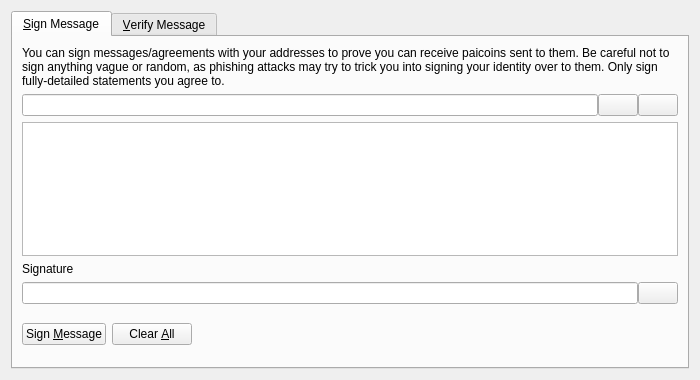
projectpai/paicoin, file src/qt/forms/signverifymessagedialog.ui: the form before one commit.
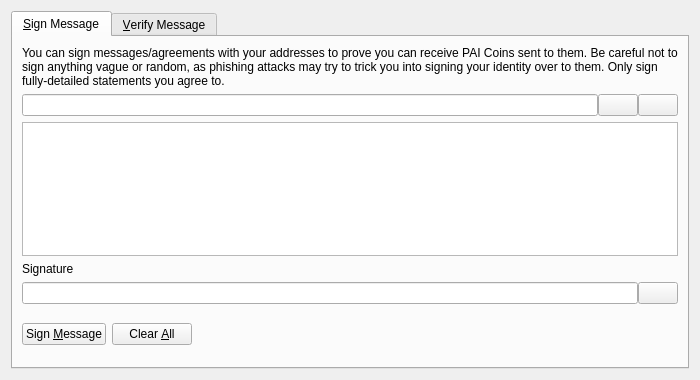
The form after the commit. Icons and pictures are not drawn. Custom widgets are drawn as their Qt base class.

The edit to the form file:
```diff
--- a/src/qt/forms/signverifymessagedialog.ui
+++ b/src/qt/forms/signverifymessagedialog.ui
@@ -30,7 +30,7 @@
        <item>
         <widget class="QLabel" name="infoLabel_SM">
          <property name="text">
-          <string>You can sign messages/agreements with your addresses to prove you can receive paicoins sent to them. Be careful not to sign anything vague or random, as phishing attacks may try to trick you into signing your identity over to them. Only sign fully-detailed statements you agree to.</string>
+          <string>You can sign messages/agreements with your addresses to prove you can receive PAI Coins sent to them. Be careful not to sign anything vague or random, as phishing attacks may try to trick you into signing your identity over to them. Only sign fully-detailed statements you agree to.</string>
          </property>
          <property name="textFormat">
           <enum>Qt::PlainText</enum>
```
